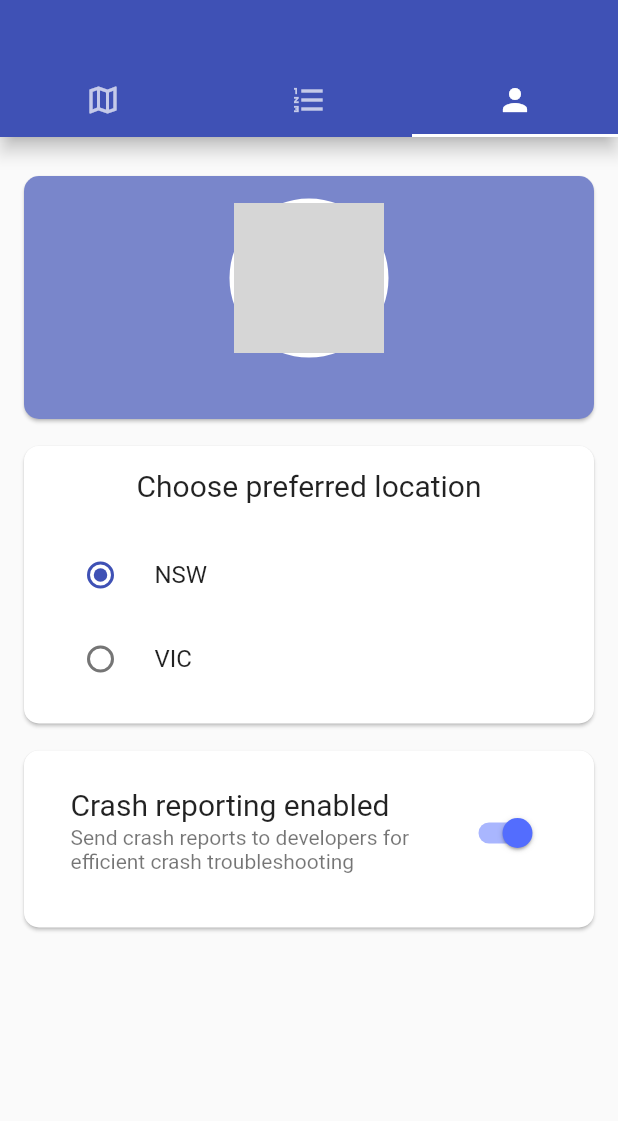
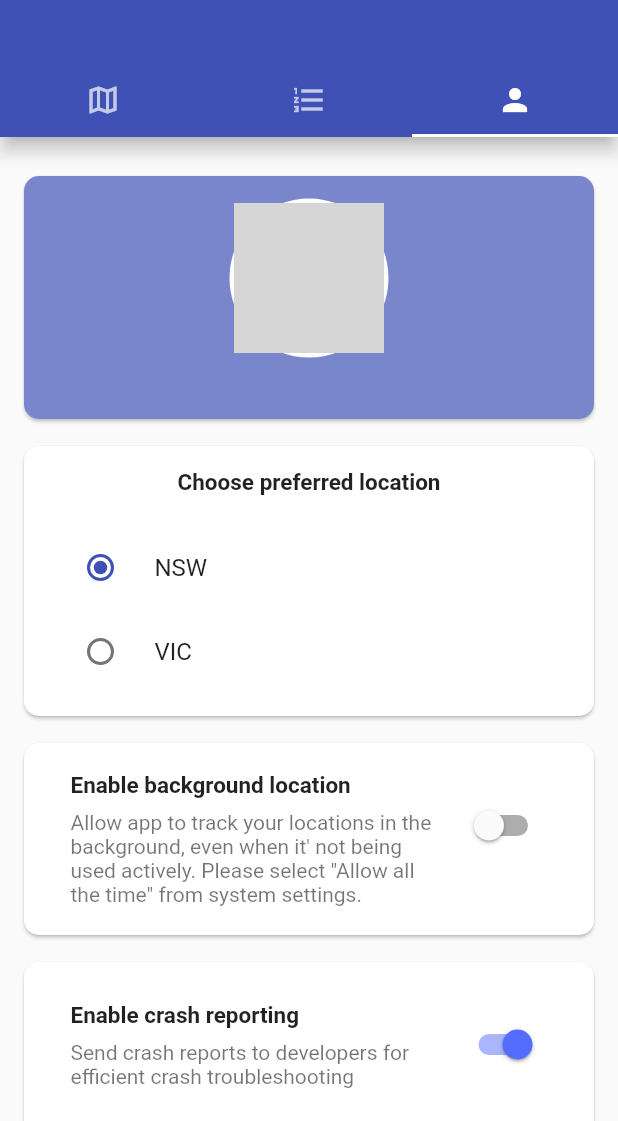
Before and after one commit to tusharm/trailya-app, a Flutter app: the screen it shows once a user with an empty profile is signed in, tab 3 chosen, on a phone screen of 412 x 824 dp, the part 115-1236 px from its top. Run offline on Flutter 3.47's test engine with Material 2 defaults, Android fonts, the phone set to English and light mode, and no system bars; our stand-ins replace cloud_firestore, dropdown_search, firebase_auth, firebase_core, firebase_crashlytics, firebase_messaging and 4 more; missing offline and left inert: animated_floatactionbuttons, maps_toolkit, mock_data, workmanager; accounts and stored records are empty; network calls fail; grey boxes are pictures that could not be loaded.

Commit message:
Added setting for enabling background services

```diff
--- a/lib/app/screen/profile_screen.dart
+++ b/lib/app/screen/profile_screen.dart
@@ -2,6 +2,7 @@ import 'package:firebase_auth/firebase_auth.dart';
 import 'package:flutter/material.dart';
 import 'package:provider/provider.dart';
 import 'package:trailya/model/user_config.dart';
+import 'package:trailya/model/user_location.dart';
 import 'package:trailya/services/auth.dart';
 
 class ProfileScreen extends StatelessWidget {
@@ -31,6 +32,8 @@ class ProfileScreen extends StatelessWidget {
             _buildUserInfo(user),
             SizedBox(height: 10),
             _buildStateSelector(),
+            SizedBox(height: 10),
+            _buildBackgroundLocationSwitch(),
             SizedBox(height: 10),
             _buildCrashReportSwitch(),
           ],
@@ -86,19 +89,20 @@ class ProfileScreen extends StatelessWidget {
           'Choose preferred location',
           textAlign: TextAlign.left,
           style: TextStyle(
-            fontSize: 20,
+            fontSize: 15,
+            fontWeight: FontWeight.bold,
           ),
         ),
         SizedBox(height: 20),
-        RadioListTile<Location>(
-          title: Text('${Location.NSW}'),
-          value: Location.NSW,
+        RadioListTile<UserLocation>(
+          title: Text('${UserLocation.NSW}'),
+          value: UserLocation.NSW,
           groupValue: config.location,
           onChanged: _onChanged,
         ),
-        RadioListTile<Location>(
-          title: Text('${Location.VIC}'),
-          value: Location.VIC,
+        RadioListTile<UserLocation>(
+          title: Text('${UserLocation.VIC}'),
+          value: UserLocation.VIC,
           groupValue: config.location,
           onChanged: _onChanged,
         ),
@@ -111,12 +115,16 @@ class ProfileScreen extends StatelessWidget {
   Widget _buildCrashReportSwitch() {
     final widget = ListTile(
       isThreeLine: true,
-      title: Text(
-        'Crash reporting enabled',
-        style: TextStyle(
-          fontSize: 20,
+      title: Padding(
+        padding: EdgeInsets.only(bottom: 8.0),
+        child: Text(
+          'Enable crash reporting',
+          style: TextStyle(
+            fontSize: 15,
+            fontWeight: FontWeight.bold,
+          ),
+          textAlign: TextAlign.start,
         ),
-        textAlign: TextAlign.start,
       ),
       subtitle: Text(
         'Send crash reports to developers for efficient crash troubleshooting',
@@ -125,6 +133,32 @@ class ProfileScreen extends StatelessWidget {
         value: config.crashReportEnabled,
         activeColor: Colors.indigoAccent,
         onChanged: (value) => config.crashReportEnabled = value,
+      ),
+    );
+    return _withinCard(widget, Colors.white);
+  }
+
+  Widget _buildBackgroundLocationSwitch() {
+    final widget = ListTile(
+      isThreeLine: true,
+      title: Padding(
+        padding: const EdgeInsets.only(bottom: 8.0),
+        child: Text(
+          'Enable background location',
+          style: TextStyle(
+            fontSize: 15,
+            fontWeight: FontWeight.bold,
+          ),
+          textAlign: TextAlign.start,
+        ),
+      ),
+      subtitle: Text(
+        'Allow app to track your locations in the background, even when it\' not being used actively. Please select "Allow all the time" from system settings.',
+      ),
+      trailing: Switch(
+        value: config.bgLocationEnabled,
+        activeColor: Colors.indigoAccent,
+        onChanged: (value) => config.bgLocationEnabled = value,
       ),
     );
     return _withinCard(widget, Colors.white);
@@ -143,7 +177,7 @@ class ProfileScreen extends StatelessWidget {
     );
   }
 
-  void _onChanged(Location? value) {
+  void _onChanged(UserLocation? value) {
     config.location = value;
   }
 }
--- a/lib/model/location_notifier.dart
+++ b/lib/model/location_notifier.dart
@@ -8,19 +8,19 @@ import 'package:trailya/model/site.dart';
 import 'package:trailya/model/sites_notifier.dart';
 import 'package:trailya/model/visit.dart';
 import 'package:trailya/services/location_service.dart';
-import 'package:trailya/services/visits_store.dart';
+import 'package:trailya/stores/visits_store.dart';
 
 class LocationNotifier extends ChangeNotifier {
   LocationNotifier._({
     required this.locationService,
     required this.visitsStore,
   }) {
-    streamSubscription = locationService.visits().listen(_recordVisit);
-
     visitsStore.all().then((List<Visit> existingVisits) {
       _visits.addAll(existingVisits);
       notifyListeners();
     });
+
+    streamSubscription = locationService.visits().listen(_recordVisit);
   }
 
   static final exposureDistanceMts = 50;
--- a/lib/model/user_config.dart
+++ b/lib/model/user_config.dart
@@ -1,44 +1,7 @@
 import 'package:firebase_crashlytics/firebase_crashlytics.dart';
 import 'package:flutter/foundation.dart';
 import 'package:flutter/material.dart';
-import 'package:google_maps_flutter/google_maps_flutter.dart';
-
-class Location {
-  Location._(
-      {required this.state, required this.latlng, required this.zoomLevel});
-
-  static Location NSW = Location._(
-    state: 'NSW',
-    latlng: LatLng(-33.94567321973889, 146.90911933779716),
-    zoomLevel: 5.5,
-  );
-
-  static Location VIC = Location._(
-    state: 'VIC',
-    latlng: LatLng(-37.30508110308386, 145.3751502558589),
-    zoomLevel: 6.0,
-  );
-
-  final String state;
-  final LatLng latlng;
-  final double zoomLevel;
-
-  @override
-  String toString() {
-    return state;
-  }
-
-  static Location fromString(String str) {
-    if (NSW.state.compareTo(str) == 0) {
-      return NSW;
-    } else if (VIC.state.compareTo(str) == 0) {
-      return VIC;
-    } else {
-      throw ArgumentError.value(
-          str, 'Invalid argument to Location.fromString()');
-    }
-  }
-}
+import 'package:trailya/model/user_location.dart';
 
 class UserConfig extends ChangeNotifier {
   UserConfig({
@@ -46,17 +9,19 @@ class UserConfig extends ChangeNotifier {
   });
 
   final String id;
-  bool _crashReportEnabled = !kDebugMode;
-  Location _location = Location.NSW;
 
-  Location get location => _location;
+  UserLocation _location = UserLocation.NSW;
 
-  bool get crashReportEnabled => _crashReportEnabled;
+  UserLocation get location => _location;
 
   set location(loc) {
     _location = loc;
     notifyListeners();
   }
+
+  bool _crashReportEnabled = !kDebugMode;
+
+  bool get crashReportEnabled => _crashReportEnabled;
 
   set crashReportEnabled(bool enabled) {
     _crashReportEnabled = enabled;
@@ -64,16 +29,28 @@ class UserConfig extends ChangeNotifier {
     notifyListeners();
   }
 
+  bool _bgLocationEnabled = false;
+
+  bool get bgLocationEnabled => _bgLocationEnabled;
+
+  set bgLocationEnabled(bool enabled) {
+    print('Background location enabled? ${enabled}');
+    _bgLocationEnabled = enabled;
+    notifyListeners();
+  }
+
   Map<String, dynamic> toMap() => {
         'id': id,
         'enable_crash_report': _crashReportEnabled ? 1 : 0,
+        'enable_background_location': _bgLocationEnabled ? 1 : 0,
         'location': _location.state,
       };
 
   static UserConfig fromMap(Map<String, dynamic> data) {
     final userConfig = UserConfig(id: data['id'].toString());
-    userConfig._location = Location.fromString(data['location']);
+    userConfig._location = UserLocation.fromString(data['location']);
     userConfig._crashReportEnabled = data['enable_crash_report'].toInt() == 1;
+    userConfig._bgLocationEnabled = data['enable_background_location'].toInt() == 1;
 
     return userConfig;
   }
--- /dev/null
+++ b/lib/model/user_location.dart
@@ -0,0 +1,38 @@
+import 'package:google_maps_flutter/google_maps_flutter.dart';
+
+class UserLocation {
+  UserLocation._(
+      {required this.state, required this.latlng, required this.zoomLevel});
+
+  static UserLocation NSW = UserLocation._(
+    state: 'NSW',
+    latlng: LatLng(-33.94567321973889, 146.90911933779716),
+    zoomLevel: 5.5,
+  );
+
+  static UserLocation VIC = UserLocation._(
+    state: 'VIC',
+    latlng: LatLng(-37.30508110308386, 145.3751502558589),
+    zoomLevel: 6.0,
+  );
+
+  final String state;
+  final LatLng latlng;
+  final double zoomLevel;
+
+  @override
+  String toString() {
+    return state;
+  }
+
+  static UserLocation fromString(String str) {
+    if (NSW.state.compareTo(str) == 0) {
+      return NSW;
+    } else if (VIC.state.compareTo(str) == 0) {
+      return VIC;
+    } else {
+      throw ArgumentError.value(
+          str, 'Invalid argument to Location.fromString()');
+    }
+  }
+}
--- a/lib/services/background.dart
+++ b/lib/services/background.dart
@@ -1,4 +1,4 @@
-import 'package:trailya/services/visits_store.dart';
+import 'package:trailya/stores/visits_store.dart';
 import 'package:workmanager/workmanager.dart';
 
 const visitsCleanupTask = 'visitsCleanupTask';
--- a/lib/services/location_service.dart
+++ b/lib/services/location_service.dart
@@ -1,4 +1,5 @@
 import 'package:location/location.dart';
+import 'package:trailya/model/user_config.dart';
 import 'package:trailya/model/visit.dart';
 import 'package:trailya/utils/date_util.dart';
 
@@ -13,14 +14,14 @@ class LocationService {
   });
 
   static const int trackingTimeIntervalMs = 1000;
-  static const int visitIntervalThresholdSecs = 60;
+  static const int visitIntervalThresholdMs = 60 * 1000;
   static const double trackingDistanceIntervalMtr = 5;
   static LocationService? instance;
 
   final Location location;
   final enabled;
 
-  static Future<LocationService> create() async {
+  static Future<LocationService> create(bool bgLocationEnabled) async {
     final location = Location();
 
     final enabled = await location.requestService();
@@ -32,6 +33,8 @@ class LocationService {
           interval: trackingTimeIntervalMs,
           distanceFilter: trackingDistanceIntervalMtr,
         );
+
+        await location.enableBackgroundMode(enable: bgLocationEnabled);
 
         return LocationService._(
           enabled: true,
@@ -81,6 +84,13 @@ class LocationService {
   bool enoughTimeBetween(LocationData a, LocationData b) {
     final aTime = asDateTime(a.time!.toInt());
     final bTime = asDateTime(b.time!.toInt());
-    return aTime.difference(bTime).inSeconds > visitIntervalThresholdSecs;
+    return aTime.difference(bTime).inMilliseconds > visitIntervalThresholdMs;
+  }
+
+  Future<void> update(UserConfig userConfig) async {
+    final bgEnabled = await location.isBackgroundModeEnabled();
+    if (bgEnabled != userConfig.bgLocationEnabled) {
+      await location.enableBackgroundMode(enable: userConfig.bgLocationEnabled);
+    }
   }
 }
--- a/lib/services/config_store.dart
+++ b/lib/stores/config_store.dart
@@ -6,8 +6,23 @@ import 'package:trailya/model/user_config.dart';
 class ConfigStore {
   ConfigStore({required this.db});
 
+  static final migrations = {
+    1: [
+      '''
+        CREATE TABLE $configTable (
+          id TEXT PRIMARY KEY,
+          location TEXT,
+          enable_crash_report INTEGER
+        )
+       '''
+    ],
+    2: [
+      'ALTER TABLE $configTable ADD COLUMN enable_background_location INTEGER NOT NULL DEFAULT 0;'
+    ]
+  };
+
   static final String configTable = 'config';
-  static final int version = 1;
+  static final int version = 2;
   static ConfigStore? _instance;
 
   static Future<ConfigStore> create() async {
@@ -20,13 +35,20 @@ class ConfigStore {
       path,
       version: version,
       onCreate: (db, newVersion) async {
-        await db.execute('''
-        CREATE TABLE $configTable (
-          id TEXT PRIMARY KEY,
-          location TEXT,
-          enable_crash_report INTEGER
-        )
-        ''');
+        print('Creating db version $newVersion');
+        for (var i = 1; i <= newVersion; ++i) {
+          for (var sql in migrations[i]!) {
+            await db.execute(sql);
+          }
+        }
+      },
+      onUpgrade: (db, oldVersion, newVersion) async {
+        print('Upgrading db version from $oldVersion to $newVersion');
+        for (var i = oldVersion + 1; i <= newVersion; ++i) {
+          for (var sql in migrations[i]!) {
+            await db.execute(sql);
+          }
+        }
       },
     );
 
```
Also changed, not shown: lib/app/screen/home_screen.dart (+9 -4 lines), lib/app/screen/map_screen.dart (+5 -3 lines), lib/services/sites_service.dart (+5 -2 lines), lib/stores/visits_store.dart (renamed from lib/services/visits_store.dart), 1 other file.
